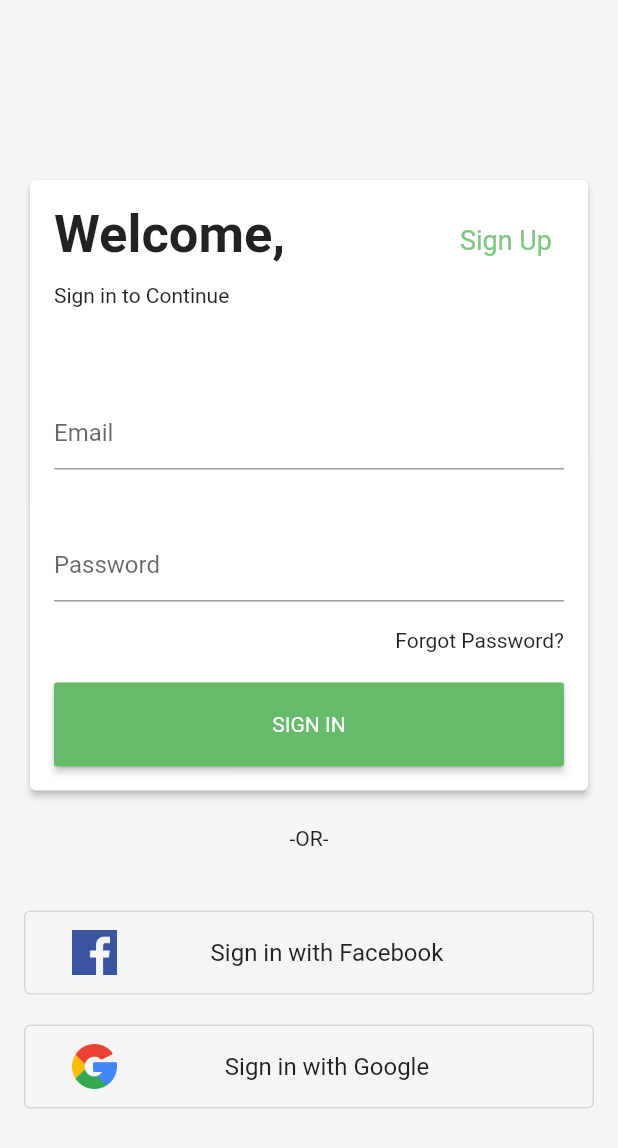
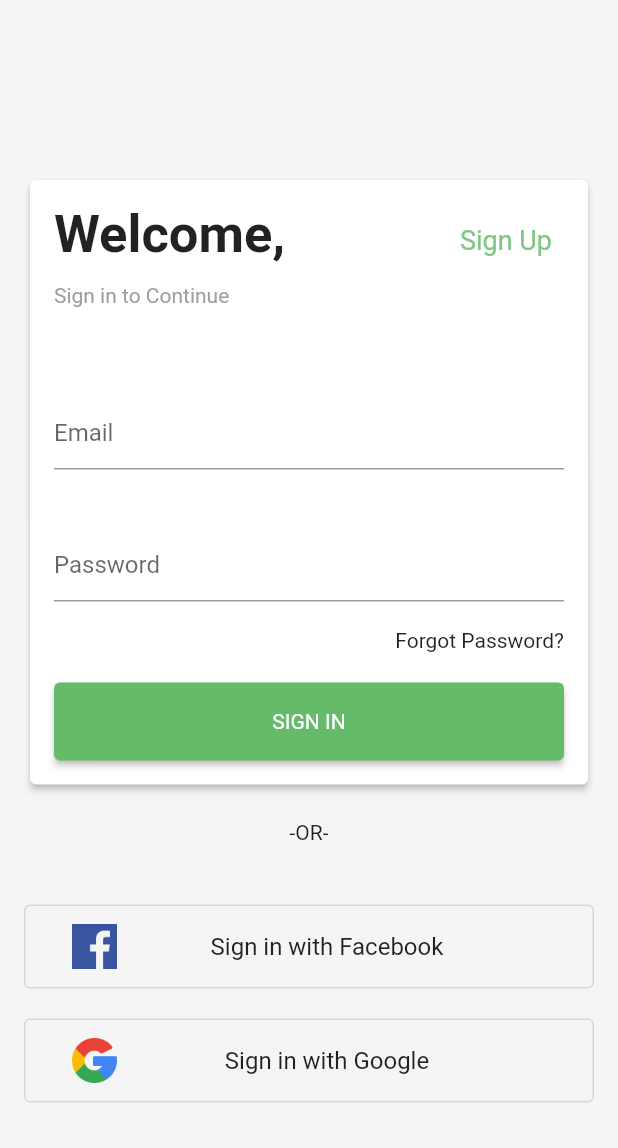
Before and after one commit to ryanrawlinson/savvy_shopper, a Flutter app: the screen it shows after launch, after a tap on "SIGN IN", on a phone screen of 412 x 824 dp. Shown: the top 1148 px of the screen. Run offline on Flutter 3.47's test engine with Material 2 defaults, Android fonts, the phone set to English and light mode, and no system bars; our stand-ins replace firebase_auth, firebase_core; accounts and stored records are empty.

Commit message:
- Added Firebase Core/Auth - Added sign in with email and password - Refactored some widgets

```diff
--- /dev/null
+++ b/lib/authentication/auth_manager.dart
@@ -0,0 +1,11 @@
+import 'package:firebase_auth/firebase_auth.dart';
+
+class AuthManager {
+  final FirebaseAuth _auth = FirebaseAuth.instance;
+
+  Future<UserCredential> signInWithEmailAndPassword(
+      {String email, String password}) async {
+    return await _auth.signInWithEmailAndPassword(
+        email: email, password: password);
+  }
+}
--- /dev/null
+++ b/lib/components/registration_submit_button.dart
@@ -0,0 +1,29 @@
+import 'package:flutter/material.dart';
+
+class RegistrationSubmitButton extends StatelessWidget {
+  final String buttonText;
+  final Function onSubmit;
+
+  RegistrationSubmitButton({
+    @required this.buttonText,
+    @required this.onSubmit,
+  });
+
+  @override
+  Widget build(BuildContext context) {
+    return ElevatedButton(
+      onPressed: onSubmit,
+      child: Padding(
+        padding: const EdgeInsets.all(18.0),
+        child: Text(
+          buttonText,
+          style: TextStyle(
+            color: Colors.white,
+            fontWeight: FontWeight.w400,
+          ),
+        ),
+      ),
+      style: ElevatedButton.styleFrom(primary: Colors.green.shade400),
+    );
+  }
+}
--- a/lib/components/registration_textfield.dart
+++ b/lib/components/registration_textfield.dart
@@ -4,12 +4,14 @@ class RegistrationTextField extends StatelessWidget {
   RegistrationTextField({
     @required this.inputType,
     @required this.labelText,
-    @required this.isPasswordEnabled,
+    this.isPasswordEnabled = false,
+    this.onChanged,
   });
 
   final TextInputType inputType;
   final String labelText;
   final bool isPasswordEnabled;
+  final Function onChanged;
 
   @override
   Widget build(BuildContext context) {
@@ -20,6 +22,7 @@ class RegistrationTextField extends StatelessWidget {
         labelText: labelText,
         contentPadding: EdgeInsets.only(bottom: 0.0),
       ),
+      onChanged: onChanged,
     );
   }
 }
--- a/lib/components/social_signin_button.dart
+++ b/lib/components/social_signin_button.dart
@@ -9,6 +9,7 @@ class SocialSignInTile extends StatelessWidget {
   @override
   Widget build(BuildContext context) {
     return OutlinedButton(
+      onPressed: () {},
       child: ListTile(
         leading: Image.asset(
           iconPath,
--- a/lib/main.dart
+++ b/lib/main.dart
@@ -1,8 +1,11 @@
+import 'package:firebase_core/firebase_core.dart';
 import 'package:flutter/material.dart';
 import 'package:savvy_shopper/screens/login_screen.dart';
 import 'package:savvy_shopper/screens/signup_screen.dart';
 
-void main() {
+void main() async {
+  WidgetsFlutterBinding.ensureInitialized();
+  await Firebase.initializeApp();
   runApp(SavvyShopperApp());
 }
 
--- a/lib/screens/login_screen.dart
+++ b/lib/screens/login_screen.dart
@@ -1,8 +1,19 @@
 import 'package:flutter/material.dart';
+import 'package:savvy_shopper/authentication/auth_manager.dart';
+import 'package:savvy_shopper/components/registration_submit_button.dart';
 import 'package:savvy_shopper/components/registration_textfield.dart';
 import 'package:savvy_shopper/components/social_signin_button.dart';
 
-class LoginScreen extends StatelessWidget {
+class LoginScreen extends StatefulWidget {
+  @override
+  _LoginScreenState createState() => _LoginScreenState();
+}
+
+class _LoginScreenState extends State<LoginScreen> {
+  final AuthManager _authManager = AuthManager();
+  String _email;
+  String _password;
+
   @override
   Widget build(BuildContext context) {
     return Scaffold(
@@ -38,7 +49,10 @@ class LoginScreen extends StatelessWidget {
                                   ),
                                   Padding(
                                     padding: const EdgeInsets.only(top: 12.0),
-                                    child: Text('Sign in to Continue'),
+                                    child: Text(
+                                      'Sign in to Continue',
+                                      style: TextStyle(color: Colors.grey),
+                                    ),
                                   )
                                 ],
                                 crossAxisAlignment: CrossAxisAlignment.start,
@@ -72,7 +86,10 @@ class LoginScreen extends StatelessWidget {
                               RegistrationTextField(
                                 inputType: TextInputType.emailAddress,
                                 labelText: 'Email',
-                                isPasswordEnabled: false,
+                                onChanged: (value) {
+                                  print(value);
+                                  _email = value;
+                                },
                               ),
                               SizedBox(
                                 height: 40.0,
@@ -81,6 +98,9 @@ class LoginScreen extends StatelessWidget {
                                 inputType: TextInputType.visiblePassword,
                                 labelText: 'Password',
                                 isPasswordEnabled: true,
+                                onChanged: (value) {
+                                  _password = value;
+                                },
                               ),
                               Padding(
                                 padding: const EdgeInsets.only(top: 18.0),
@@ -96,17 +116,15 @@ class LoginScreen extends StatelessWidget {
                               ),
                               Padding(
                                 padding: EdgeInsets.only(top: 20.0),
-                                child: RaisedButton(
-                                  onPressed: () {},
-                                  child: Text(
-                                    'SIGN IN',
-                                    style: TextStyle(
-                                      color: Colors.white,
-                                      fontWeight: FontWeight.w400,
-                                    ),
-                                  ),
-                                  color: Colors.green.shade400,
-                                  padding: EdgeInsets.symmetric(vertical: 20.0),
+                                child: RegistrationSubmitButton(
+                                  buttonText: 'SIGN IN',
+                                  onSubmit: () async {
+                                    var user = await _authManager
+                                        .signInWithEmailAndPassword(
+                                            email: _email, password: _password);
+
+                                    print(user);
+                                  },
                                 ),
                               )
                             ],
--- a/pubspec.yaml
+++ b/pubspec.yaml
@@ -28,6 +28,8 @@ dependencies:
   # The following adds the Cupertino Icons font to your application.
   # Use with the CupertinoIcons class for iOS style icons.
   cupertino_icons: ^1.0.2
+  firebase_core: ^1.0.2
+  firebase_auth: ^1.0.1
 
 dev_dependencies:
   flutter_test:
```
Also changed, not shown: lib/screens/signup_screen.dart (+5 -12 lines), pubspec.lock, 10 other files.
